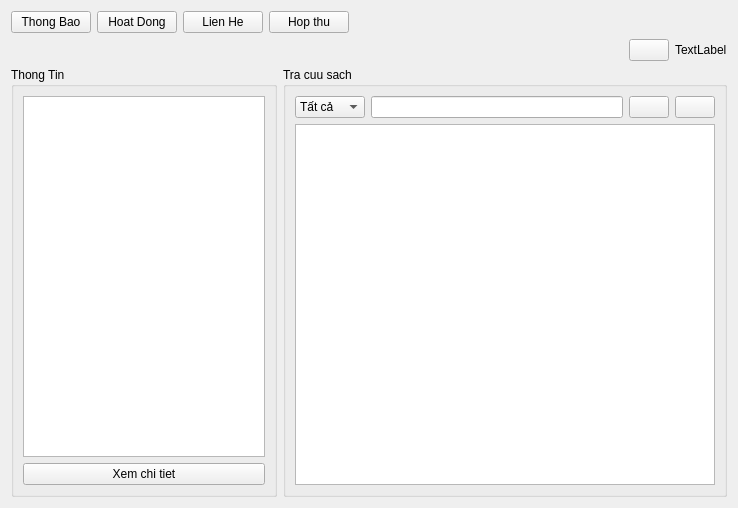
Qt form Qt GUI/LIBPRO/reader.ui (quocanh1897/LibraryPro---Qt-app) before a commit.
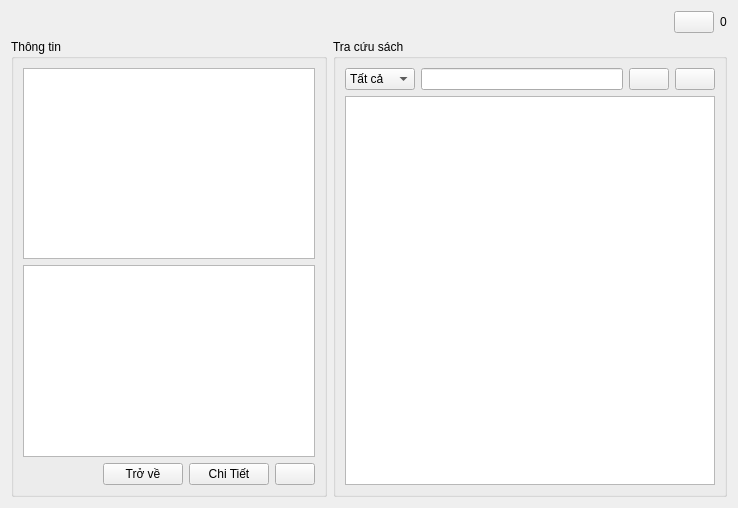
The same form after that commit. Icons and pictures are not drawn.

Diff of the .ui file:
```diff
--- a/Qt GUI/LIBPRO/reader.ui
+++ b/Qt GUI/LIBPRO/reader.ui
@@ -21,69 +21,6 @@
    <bool>true</bool>
   </property>
   <layout class="QVBoxLayout" name="verticalLayout_3">
-   <item>
-    <layout class="QHBoxLayout" name="horizontalLayout">
-     <item>
-      <widget class="QPushButton" name="pushButton_4">
-       <property name="text">
-        <string>Thong Bao</string>
-       </property>
-      </widget>
-     </item>
-     <item>
-      <widget class="QPushButton" name="pushButton_8">
-       <property name="sizePolicy">
-        <sizepolicy hsizetype="Preferred" vsizetype="Preferred">
-         <horstretch>0</horstretch>
-         <verstretch>0</verstretch>
-        </sizepolicy>
-       </property>
-       <property name="text">
-        <string>Hoat Dong</string>
-       </property>
-      </widget>
-     </item>
-     <item>
-      <widget class="QPushButton" name="pushButton_2">
-       <property name="sizePolicy">
-        <sizepolicy hsizetype="Preferred" vsizetype="Preferred">
-         <horstretch>0</horstretch>
-         <verstretch>0</verstretch>
-        </sizepolicy>
-       </property>
-       <property name="text">
-        <string>Lien He</string>
-       </property>
-      </widget>
-     </item>
-     <item>
-      <widget class="QPushButton" name="pushButton_7">
-       <property name="sizePolicy">
-        <sizepolicy hsizetype="Preferred" vsizetype="Preferred">
-         <horstretch>0</horstretch>
-         <verstretch>0</verstretch>
-        </sizepolicy>
-       </property>
-       <property name="text">
-        <string>Hop thu</string>
-       </property>
-      </widget>
-     </item>
-     <item>
-      <spacer name="horizontalSpacer">
-       <property name="orientation">
-        <enum>Qt::Horizontal</enum>
-       </property>
-       <property name="sizeHint" stdset="0">
-        <size>
-         <width>40</width>
-         <height>20</height>
-        </size>
-       </property>
-      </spacer>
-     </item>
-    </layout>
-   </item>
    <item>
     <layout class="QHBoxLayout" name="horizontalLayout_5">
      <item>
@@ -139,7 +76,7 @@
           <string>Số lượng</string>
          </property>
          <property name="text">
-          <string>TextLabel</string>
+          <string>0</string>
          </property>
         </widget>
        </item>
@@ -148,30 +85,84 @@
     </layout>
    </item>
    <item>
-    <layout class="QHBoxLayout" name="horizontalLayout_4" stretch="3,5">
+    <layout class="QHBoxLayout" name="horizontalLayout_4" stretch="4,5">
      <item>
       <widget class="QGroupBox" name="groupBox">
        <property name="title">
-        <string>Thong Tin</string>
+        <string>Thông tin</string>
        </property>
        <layout class="QVBoxLayout" name="verticalLayout">
         <item>
-         <widget class="QListView" name="listView"/>
+         <widget class="QTextBrowser" name="textBrowser"/>
         </item>
         <item>
-         <widget class="QPushButton" name="pushButton_9">
-          <property name="text">
-           <string>Xem chi tiet</string>
+         <widget class="QTableView" name="tableView1">
+          <property name="selectionMode">
+           <enum>QAbstractItemView::SingleSelection</enum>
+          </property>
+          <property name="selectionBehavior">
+           <enum>QAbstractItemView::SelectRows</enum>
+          </property>
+          <property name="cornerButtonEnabled">
+           <bool>false</bool>
           </property>
          </widget>
         </item>
+        <item>
+         <layout class="QHBoxLayout" name="horizontalLayout">
+          <item>
+           <spacer name="horizontalSpacer">
+            <property name="orientation">
+             <enum>Qt::Horizontal</enum>
+            </property>
+            <property name="sizeHint" stdset="0">
+             <size>
+              <width>40</width>
+              <height>20</height>
+             </size>
+            </property>
+           </spacer>
+          </item>
+          <item>
+           <widget class="QPushButton" name="pushButton_5">
+            <property name="text">
+             <string>Trở về</string>
+            </property>
+           </widget>
+          </item>
+          <item>
+           <widget class="QPushButton" name="pushButton_4">
+            <property name="text">
+             <string>Chi Tiết</string>
+            </property>
+           </widget>
+          </item>
+          <item>
+           <widget class="QPushButton" name="pushButton_9">
+            <property name="text">
+             <string/>
+            </property>
+            <property name="icon">
+             <iconset resource="src.qrc">
+              <normaloff>:/images/update.png</normaloff>:/images/update.png</iconset>
+            </property>
+            <property name="iconSize">
+             <size>
+              <width>20</width>
+              <height>20</height>
+             </size>
+            </property>
+           </widget>
+          </item>
+         </layout>
+        </item>
        </layout>
       </widget>
      </item>
      <item>
       <widget class="QGroupBox" name="groupBox_2">
        <property name="title">
-        <string>Tra cuu sach</string>
+        <string>Tra cứu sách</string>
        </property>
        <layout class="QVBoxLayout" name="verticalLayout_2">
         <item>
```
